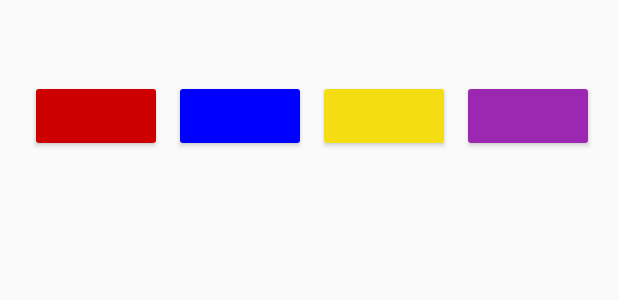
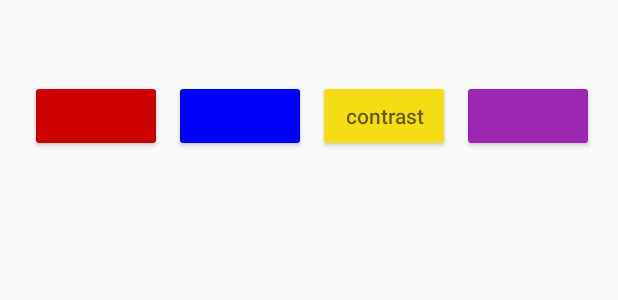
Before and after one commit to arkos121/Selfie_Segmentation, an Android app built with Jetpack Compose: the layout layout.xml on its own in the app's theme, with its tools: preview values and no code run, on a phone screen of 412 x 824 dp. Shown: the part 598-898 px from the top of the screen. Run offline under Robolectric (Android 15) with nearby library versions, the phone set to English and light mode, and no system bars.

```diff
--- a/selfiesegmentation/app/src/main/res/layout/layout.xml
+++ b/selfiesegmentation/app/src/main/res/layout/layout.xml
@@ -115,6 +115,7 @@
         android:layout_height="wrap_content"
         android:layout_marginTop="4dp"
         android:backgroundTint="#F4DD13"
+        android:hint="contrast"
         app:layout_constraintBottom_toTopOf="@+id/button2"
         app:layout_constraintEnd_toStartOf="@+id/purple"
         app:layout_constraintHorizontal_bias="0.5"
```
